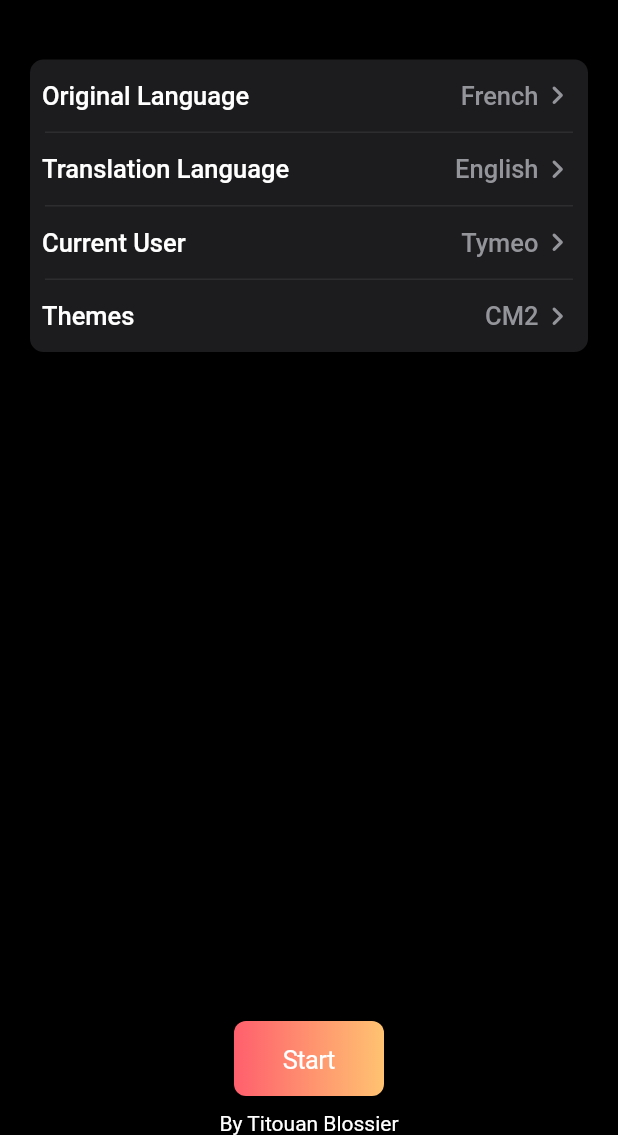
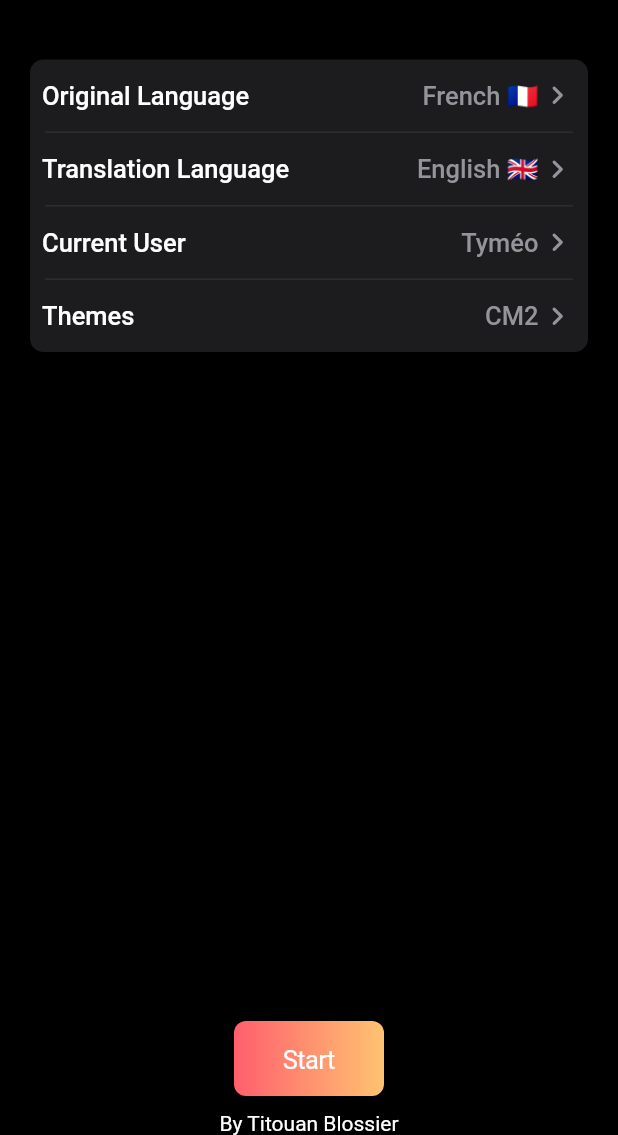
Before and after one commit to A-French-PngHash/Vocab-Flutter, a Flutter app: the screen it shows after launch, on a phone screen of 412 x 824 dp, the part 101-1236 px from its top. Run offline on Flutter 3.47's test engine with Material 2 defaults, Android fonts, the phone set to English and light mode, and no system bars; our stand-ins replace bloc, flutter_bloc, freezed_annotation, shared_preferences, sqflite; accounts and stored records are empty; Roboto replaces fonts that are missing (SanFrancisco).

Commit message:
:bug: Fix bug where emoji not displayed languages.

```diff
--- a/lib/Interface/Elements/language_picker/picker.dart
+++ b/lib/Interface/Elements/language_picker/picker.dart
@@ -74,6 +74,10 @@
   /// Preview of what's currently selected. Shown when the picker is at the row
   /// state.
   String get currentlySelectedString {
-    return ThemeModel.formatListToString(currentlySelected);
+    if (description == "Themes") {
+      return ThemeModel.formatListToString(currentlySelected);
+    } else {
+      return format(currentlySelected[0]);
+    }
   }
 }
```
